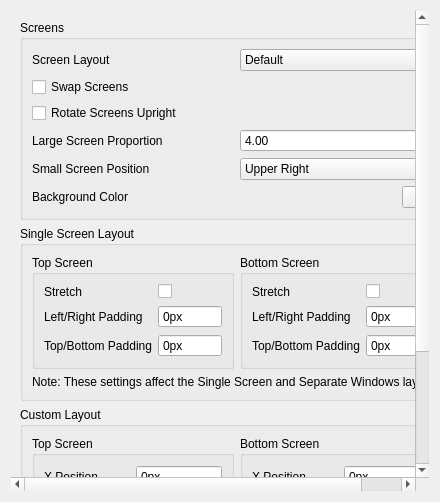
Qt form src/citra_qt/configuration/configure_layout.ui (yeager/Borked3DS) before a commit.
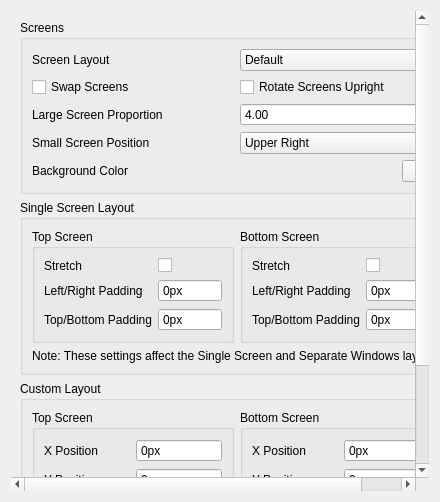
The same form after that commit.

Commit message: configure_layout.ui: Reorganize options

The edit to the form file:
```diff
--- a/src/citra_qt/configuration/configure_layout.ui
+++ b/src/citra_qt/configuration/configure_layout.ui
@@ -121,18 +121,22 @@
            </widget>
           </item>
           <item>
+           <layout class="QGridLayout" name="gridLayout_0">
+            <item row="1" column="0">
            <widget class="QCheckBox" name="toggle_swap_screen">
             <property name="text">
              <string>Swap Screens</string>
             </property>
            </widget>
           </item>
-          <item>
+            <item row="1" column="1">
            <widget class="QCheckBox" name="toggle_upright_screen">
             <property name="text">
              <string>Rotate Screens Upright</string>
             </property>
            </widget>
+            </item>
+           </layout>
           </item>
           <item>
            <widget class="QWidget" name="widget" native="true">
```
Lines whose indentation alone changed are shown as unchanged.
